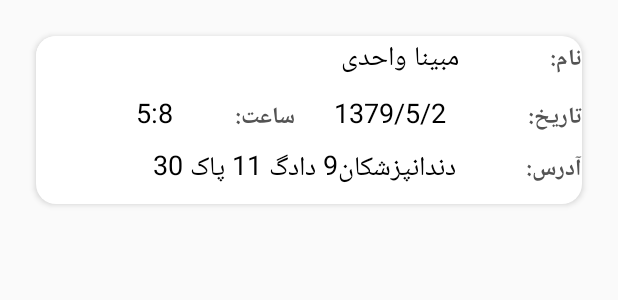
After one commit to AmirAliShk/HappyPizza-kitchen, an Android app: the layout item_reedy_order.xml on its own in the app's theme, with its tools: preview values and no code run, on a phone screen of 412 x 824 dp. The commit adds this screen. Shown: the top 300 px of the screen. Run offline under Robolectric (Android 15) with nearby library versions, the phone set to English and light mode, and no system bars; network calls fail.

Commit message:
safe reedy_order kamel shod

```diff
--- a/app/src/main/res/layout/fragment_orders_history.xml
+++ b/app/src/main/res/layout/fragment_orders_history.xml
@@ -1,6 +1,6 @@
 <?xml version="1.0" encoding="utf-8"?>
-<androidx.constraintlayout.widget.ConstraintLayout xmlns:android="http://schemas.android.com/apk/res/android"
+<LinearLayout xmlns:android="http://schemas.android.com/apk/res/android"
     android:layout_width="match_parent"
     android:layout_height="match_parent">
 
-</androidx.constraintlayout.widget.ConstraintLayout>
+</LinearLayout>
--- a/app/src/main/res/layout/fragment_ready_orders.xml
+++ b/app/src/main/res/layout/fragment_ready_orders.xml
@@ -1,6 +1,37 @@
 <?xml version="1.0" encoding="utf-8"?>
-<androidx.constraintlayout.widget.ConstraintLayout xmlns:android="http://schemas.android.com/apk/res/android"
+<LinearLayout xmlns:android="http://schemas.android.com/apk/res/android"
     android:layout_width="match_parent"
-    android:layout_height="match_parent">
+    android:layout_height="match_parent"
+    android:background="@color/background"
+    android:clickable="true"
+    android:layoutDirection="rtl"
+    android:orientation="vertical">
 
-</androidx.constraintlayout.widget.ConstraintLayout>
+    <RelativeLayout
+        android:layout_width="match_parent"
+        android:layout_height="?attr/actionBarSize"
+        android:background="@color/darkGray"
+        android:baselineAligned="false">
+
+        <TextView
+            android:layout_width="wrap_content"
+            android:layout_height="match_parent"
+            android:layout_centerInParent="true"
+            android:gravity="center_vertical"
+            android:text="آماده شده ها"
+            android:textColor="@color/white"
+            android:textSize="20sp"
+            android:textStyle="bold" />
+
+        <ImageView
+            android:id="@+id/imgBack"
+            android:layout_width="@dimen/_50sdp"
+            android:layout_height="wrap_content"
+            android:layout_alignParentLeft="true"
+            android:padding="@dimen/_10sdp"
+            android:src="@drawable/ic_back" />
+
+    </RelativeLayout>
+
+
+</LinearLayout>
--- /dev/null
+++ b/app/src/main/res/layout/item_reedy_order.xml
@@ -0,0 +1,164 @@
+<?xml version="1.0" encoding="utf-8"?>
+<LinearLayout xmlns:android="http://schemas.android.com/apk/res/android"
+    xmlns:app="http://schemas.android.com/apk/res-auto"
+    xmlns:tools="http://schemas.android.com/tools"
+    android:layout_width="match_parent"
+    android:layout_height="wrap_content"
+    android:clickable="true"
+    android:layoutDirection="rtl"
+    android:orientation="vertical"
+    android:padding="@dimen/_10sdp">
+
+    <LinearLayout
+        android:layout_width="match_parent"
+        android:layout_height="wrap_content"
+        android:background="@drawable/bg_item"
+        android:orientation="vertical"
+        android:elevation="@dimen/_2sdp"
+        android:layout_margin="@dimen/_8sdp">
+
+
+        <LinearLayout
+            android:layout_width="match_parent"
+            android:layout_height="match_parent"
+            android:layout_marginBottom="@dimen/_6sdp"
+            android:orientation="horizontal">
+
+            <TextView
+                android:id="@+id/textView3"
+                android:layout_width="wrap_content"
+                android:layout_height="wrap_content"
+                android:layout_weight="0.9"
+                android:text="نام:"
+                android:textColor="@color/title"
+                android:textSize="@dimen/_12sdp"
+                android:textStyle="bold"/>
+
+            <EditText
+                android:id="@+id/editTextTextPersonName2"
+                android:layout_width="wrap_content"
+                android:layout_height="wrap_content"
+                android:layout_weight="1"
+                android:ems="10"
+                android:inputType="textPersonName"
+                android:text="مبینا واحدی"
+                android:background="@drawable/field_background"
+                android:textColor="@color/black"/>
+
+        </LinearLayout>
+
+        <LinearLayout
+            android:layout_width="match_parent"
+            android:layout_height="match_parent"
+            android:orientation="horizontal">
+
+            <LinearLayout
+                android:layout_width="match_parent"
+                android:layout_height="match_parent"
+                android:layout_weight="1"
+                android:orientation="horizontal"
+                android:layout_marginBottom="@dimen/_6sdp">
+
+                <TextView
+                    android:id="@+id/textView"
+                    android:layout_width="0dp"
+                    android:layout_height="wrap_content"
+                    android:layout_weight="1"
+                    android:text="تاریخ:"
+                    android:textColor="@color/title"
+                    android:textSize="@dimen/_12sdp"
+                    android:textStyle="bold" />
+
+                <EditText
+                    android:id="@+id/editTextTextPersonName3"
+                    android:layout_width="0dp"
+                    android:layout_height="wrap_content"
+                    android:layout_weight="1"
+                    android:ems="10"
+                    android:inputType="textPersonName"
+                    android:textColor="@color/black"
+                    android:background="@drawable/field_background"
+                    android:text="1379/5/2" />
+            </LinearLayout>
+
+            <LinearLayout
+                android:layout_width="match_parent"
+                android:layout_height="match_parent"
+                android:layout_weight="1"
+                android:orientation="horizontal">
+
+                <TextView
+                    android:id="@+id/textView4"
+                    android:layout_width="0dp"
+                    android:layout_height="wrap_content"
+                    android:layout_weight="1"
+                    android:text="ساعت:"
+                    android:textColor="@color/title"
+                    android:textSize="@dimen/_12sdp"
+                    android:paddingRight="@dimen/_7sdp"
+                    android:textStyle="bold" />
+
+                <EditText
+                    android:id="@+id/editTextTextPersonName4"
+                    android:layout_width="0dp"
+                    android:layout_height="wrap_content"
+                    android:layout_weight="1"
+                    android:ems="10"
+                    android:inputType="textPersonName"
+                    android:background="@drawable/field_background"
+                    android:textColor="@color/black"
+
+
+
+
+                    android:text="5:8" />
+            </LinearLayout>
+
+        </LinearLayout>
+
+        <LinearLayout
+            android:layout_width="match_parent"
+            android:layout_height="match_parent"
+            android:orientation="horizontal"
+            android:layout_marginBottom="@dimen/_6sdp">
+
+            <TextView
+                android:id="@+id/textView5"
+                android:layout_width="wrap_content"
+                android:layout_height="wrap_content"
+                android:layout_weight="0.7"
+                android:text="آدرس:"
+                android:textColor="@color/title"
+                android:textSize="@dimen/_12sdp"
+                android:textStyle="bold"/>
+
+            <EditText
+                android:id="@+id/editTextTextPersonName5"
+                android:layout_width="wrap_content"
+                android:layout_height="wrap_content"
+                android:layout_weight="1"
+                android:ems="10"
+                android:inputType="textPersonName"
+                android:textColor="@color/black"
+                android:text="دندانپزشکان9 دادگ 11 پاک 30"
+                android:background="@drawable/field_background"
+                />
+        </LinearLayout>
+
+        <LinearLayout
+            android:layout_width="match_parent"
+            android:layout_height="match_parent"
+            android:orientation="vertical">
+
+            <LinearLayout
+                android:layout_width="match_parent"
+                android:layout_height="match_parent"
+                android:orientation="horizontal">
+
+            </LinearLayout>
+
+        </LinearLayout>
+
+
+    </LinearLayout>
+</LinearLayout>
```
